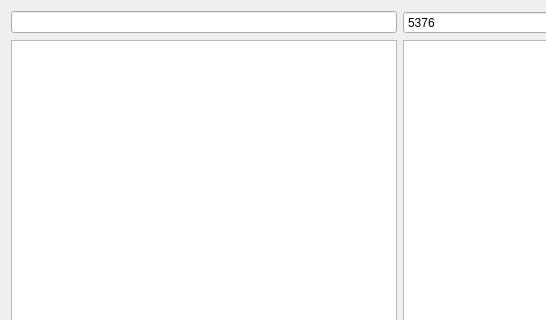
Qt form widget.ui (zanerogl/NetworkExample) before a commit; both pictures show x 0 to 546 and y 0 to 320 of the 800 by 600 pixel window.
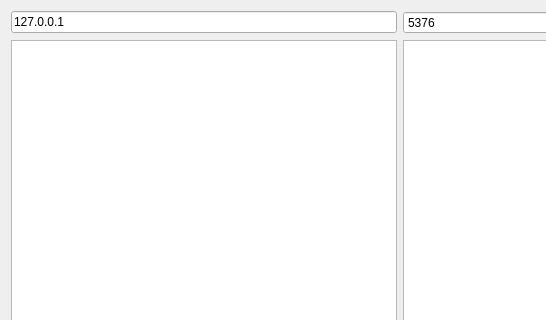
The same form after that commit.

```diff
--- a/widget.ui
+++ b/widget.ui
@@ -60,7 +60,11 @@
     </widget>
    </item>
    <item row="0" column="0">
-    <widget class="QLineEdit" name="ipLineEdit"/>
+    <widget class="QLineEdit" name="ipLineEdit">
+     <property name="text">
+      <string>127.0.0.1</string>
+     </property>
+    </widget>
    </item>
    <item row="1" column="1">
     <widget class="QTextBrowser" name="receiveText"/>
```
Left out of the diff: 2 changed lines with no effect on the pictures.
